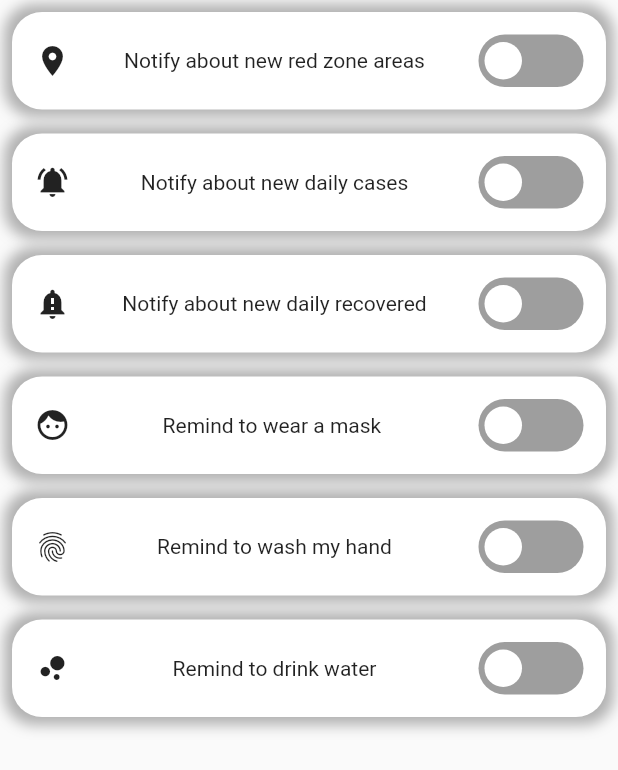
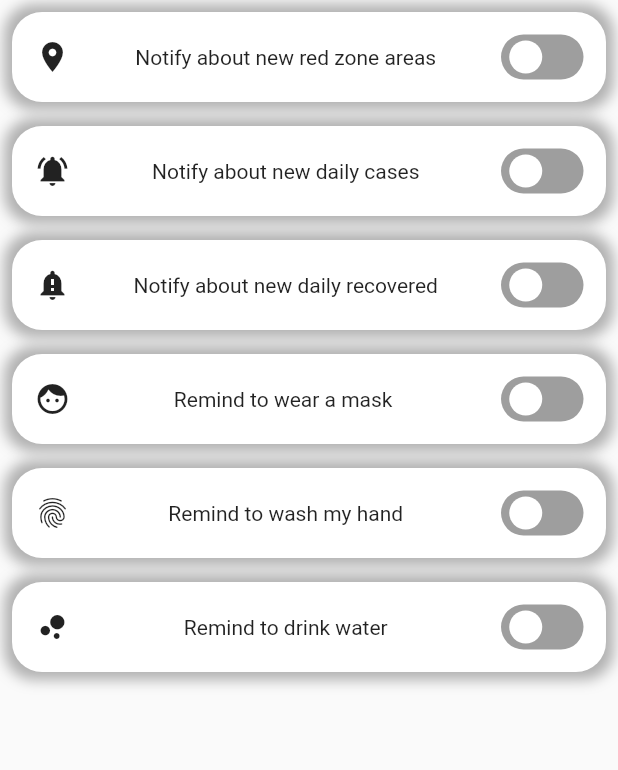
Before and after one commit to AdamHarith2510/flutter_app123, a Flutter app: the BodyLayout widget shown alone on an empty page, opened directly, on a phone screen of 412 x 824 dp. Shown: the top 770 px of the screen. Run offline on Flutter 3.47's test engine with Material 2 defaults, Android fonts, the phone set to English and light mode, and no system bars; drawn by our look-alikes of flutter_switch; our stand-ins replace page_transition, webview_flutter; missing offline and left inert: qr_code_scanner; network calls fail; statements that could not run were skipped; project files that could hold a hidden picture were left out.

Commit message:
Add files via upload

```diff
--- a/lib/notification.dart
+++ b/lib/notification.dart
@@ -54,6 +54,8 @@ class _BodyLayoutState extends State<BodyLayout> {
               Text('Notify about new red zone areas'),
               FlutterSwitch(
                 value: status1,
+                width: 55,
+                height: 30,
                 onToggle: (val) {
                   setState(() {
                     status1 = val;
@@ -84,6 +86,8 @@ class _BodyLayoutState extends State<BodyLayout> {
               Text('Notify about new daily cases',),
               FlutterSwitch(
                 value: status2,
+                width: 55,
+                height: 30,
                 onToggle: (val) {
                   setState(() {
                     status2 = val;
@@ -114,6 +118,8 @@ class _BodyLayoutState extends State<BodyLayout> {
               Text('Notify about new daily recovered',),
               FlutterSwitch(
                 value: status3,
+                width: 55,
+                height: 30,
                 onToggle: (val) {
                   setState(() {
                     status3 = val;
@@ -144,6 +150,8 @@ class _BodyLayoutState extends State<BodyLayout> {
               Text('Remind to wear a mask ',),
               FlutterSwitch(
                 value: status4,
+                width: 55,
+                height: 30,
                 onToggle: (val) {
                   setState(() {
                     status4 = val;
@@ -174,6 +182,8 @@ class _BodyLayoutState extends State<BodyLayout> {
               Text('Remind to wash my hand',),
               FlutterSwitch(
                 value: status5,
+                width: 55,
+                height: 30,
                 onToggle: (val) {
                   setState(() {
                     status5 = val;
@@ -204,6 +214,8 @@ class _BodyLayoutState extends State<BodyLayout> {
               Text('Remind to drink water',),
               FlutterSwitch(
                 value: status6,
+                width: 55,
+                height: 30,
                 onToggle: (val) {
                   setState(() {
                     status6 = val;
```
